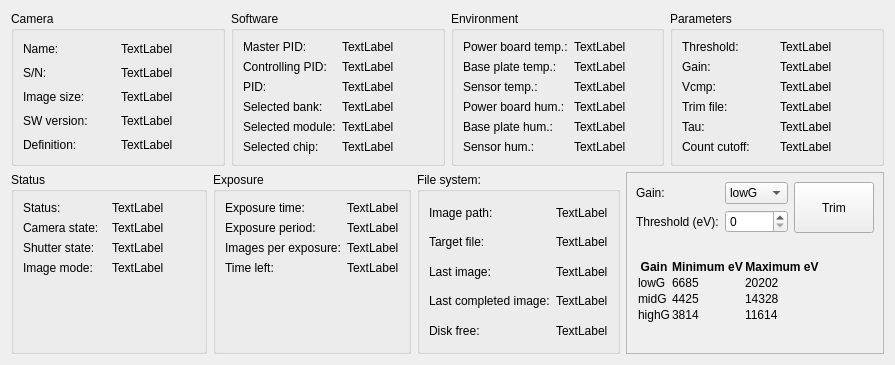
Qt form cct/qtgui/devices/detector/detector.ui (awacha/cct) before a commit.
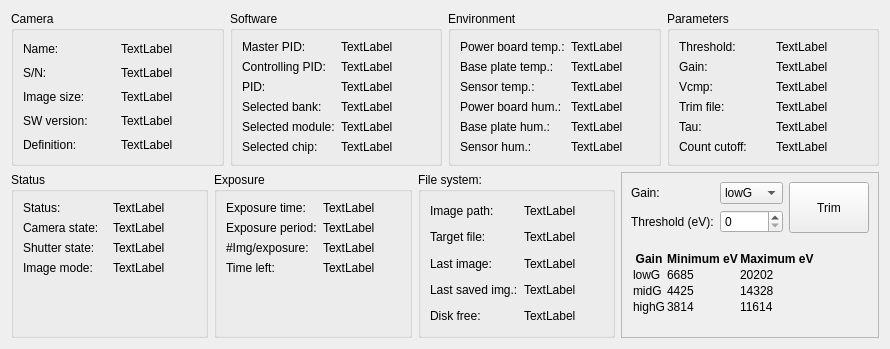
The same form after that commit. Icons and pictures are not drawn.

Diff of the .ui file:
```diff
--- a/cct/qtgui/devices/detector/detector.ui
+++ b/cct/qtgui/devices/detector/detector.ui
@@ -6,8 +6,8 @@
    <rect>
     <x>0</x>
     <y>0</y>
-    <width>895</width>
-    <height>365</height>
+    <width>890</width>
+    <height>349</height>
    </rect>
   </property>
   <property name="windowTitle">
@@ -504,7 +504,7 @@
         <item row="2" column="0">
          <widget class="QLabel" name="label_29">
           <property name="text">
-           <string>Images per exposure:</string>
+           <string>#Img/exposure:</string>
           </property>
          </widget>
         </item>
@@ -561,7 +561,7 @@
         <item row="3" column="0">
          <widget class="QLabel" name="label_37">
           <property name="text">
-           <string>Last completed image:</string>
+           <string>Last saved img.:</string>
           </property>
          </widget>
         </item>
```
Left out of the diff: 12 changed lines with no effect on the pictures.
